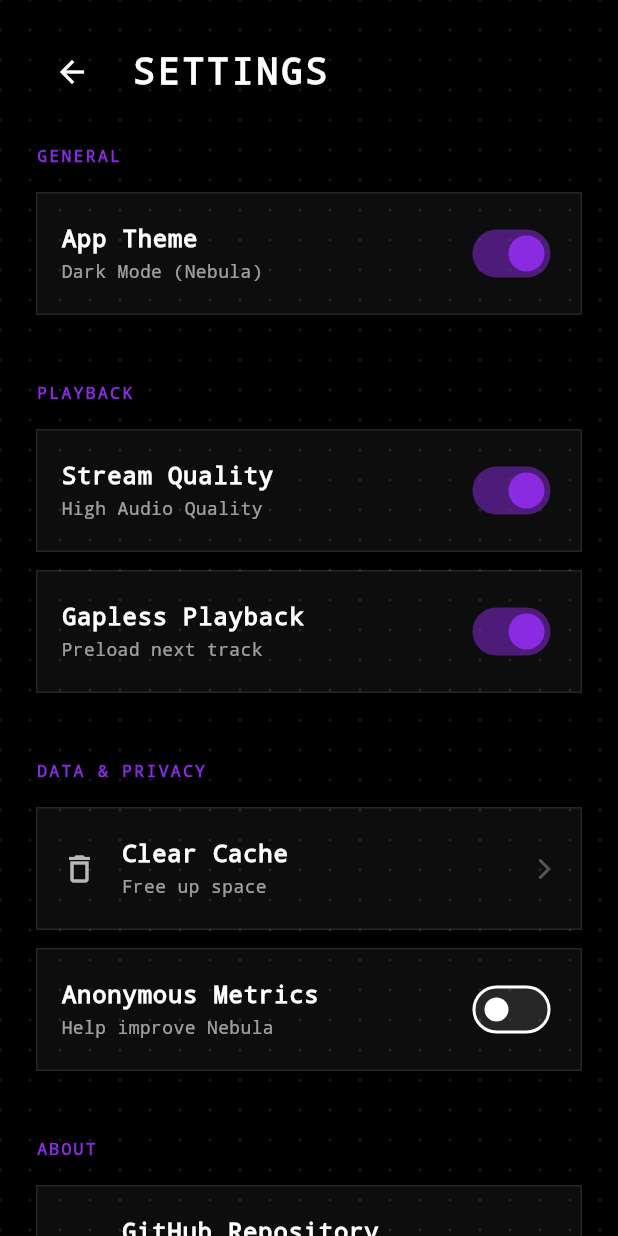
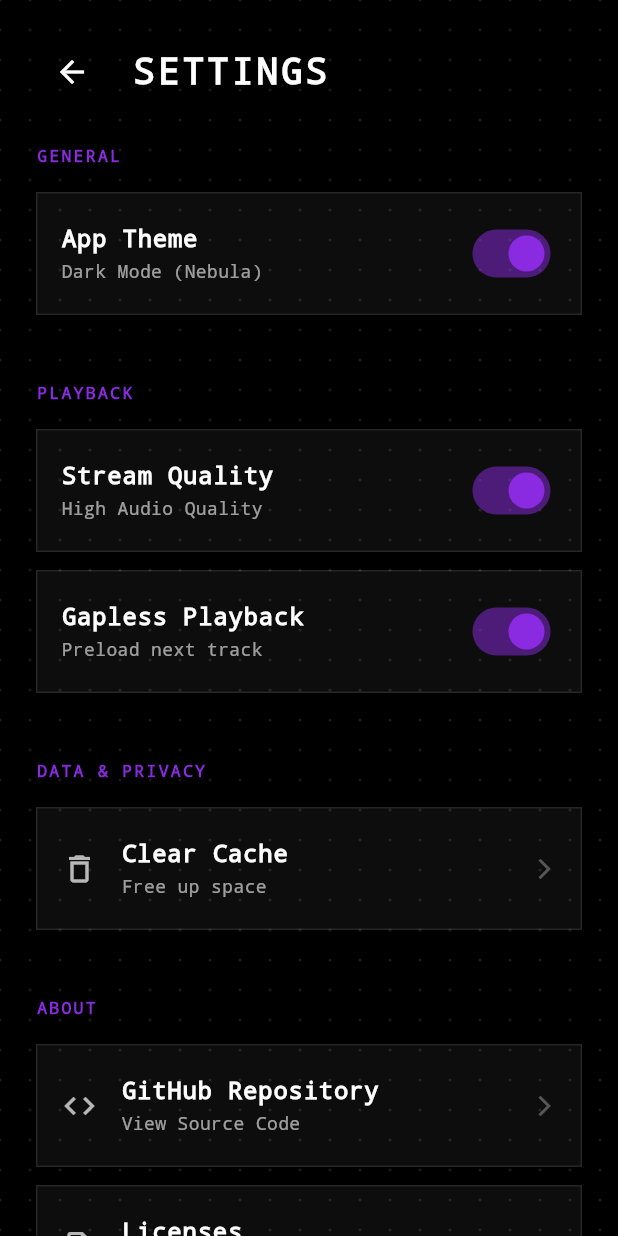
Before and after one commit to TG12r/nebula, a Flutter app: the SettingsScreen screen opened directly, on a phone screen of 412 x 824 dp. Run offline on Flutter 3.47's test engine with Material 3 defaults, Android fonts, the phone set to English and light mode, and no system bars; our stand-ins replace audio_service, dio, envied, flutter_local_notifications, font_awesome_flutter, hive_flutter and 5 more; missing offline and left inert: audio_session, just_audio_media_kit, version, youtube_explode_dart; accounts and stored records are empty; generated files the repository leaves out were written again; network calls fail.

Commit message:
Update settings_screen.dart

```diff
--- a/lib/features/settings/presentation/screens/settings_screen.dart
+++ b/lib/features/settings/presentation/screens/settings_screen.dart
@@ -3,22 +3,24 @@ import 'package:nebula/core/theme/app_theme.dart';
 import 'package:nebula/shared/widgets/widgets.dart';
 import 'package:provider/provider.dart';
 import 'package:nebula/features/settings/presentation/logic/settings_controller.dart';
+import 'package:package_info_plus/package_info_plus.dart';
+import 'package:url_launcher/url_launcher.dart';
 
 class SettingsScreen extends StatelessWidget {
   const SettingsScreen({super.key});
 
   @override
-  @override
   Widget build(BuildContext context) {
     return Scaffold(
-      // backgroundColor: AppTheme.cmfBlack, // Removed to use Theme
       body: Stack(
         children: [
           // Background Grid
           Positioned.fill(
             child: CustomPaint(
               painter: GridPainter(
-                color: Theme.of(context).colorScheme.onSurface.withOpacity(0.1),
+                color: Theme.of(
+                  context,
+                ).colorScheme.onSurface.withValues(alpha: 0.1),
               ),
             ),
           ),
@@ -112,7 +114,7 @@ class SettingsScreen extends StatelessWidget {
                               Icons.delete_outline,
                               color: Theme.of(
                                 context,
-                              ).colorScheme.onSurface.withOpacity(0.7),
+                              ).colorScheme.onSurface.withValues(alpha: 0.7),
                             ),
                             onTap: () {
                               // Implement cache clearing logic here later
@@ -123,19 +125,8 @@ class SettingsScreen extends StatelessWidget {
                               );
                             },
                           ),
-                          NebulaListTile(
-                            title: 'Anonymous Metrics',
-                            subtitle: 'Help improve Nebula',
-                            trailing: Switch(
-                              value: settings.metrics,
-                              onChanged: (val) => settings.toggleMetrics(val),
-                              activeColor: AppTheme.nebulaPurple,
-                              inactiveTrackColor: Colors.white10,
-                            ),
-                          ),
-
                           const SizedBox(height: 32),
-                          // ... About section remains the same (static)
+                          // --- ABOUT ---
                           _buildSectionHeader(context, 'ABOUT'),
                           NebulaListTile(
                             title: 'GitHub Repository',
@@ -144,9 +135,24 @@ class SettingsScreen extends StatelessWidget {
                               Icons.code,
                               color: Theme.of(
                                 context,
-                              ).colorScheme.onSurface.withOpacity(0.7),
+                              ).colorScheme.onSurface.withValues(alpha: 0.7),
                             ),
-                            onTap: () {},
+                            onTap: () async {
+                              final Uri url = Uri.parse(
+                                'https://github.com/TG12r/nebula',
+                              );
+                              if (!await launchUrl(url)) {
+                                if (context.mounted) {
+                                  ScaffoldMessenger.of(context).showSnackBar(
+                                    const SnackBar(
+                                      content: Text(
+                                        'Could not launch GitHub URL',
+                                      ),
+                                    ),
+                                  );
+                                }
+                              }
+                            },
                           ),
                           NebulaListTile(
                             title: 'Licenses',
@@ -155,21 +161,43 @@ class SettingsScreen extends StatelessWidget {
                               Icons.description_outlined,
                               color: Theme.of(
                                 context,
-                              ).colorScheme.onSurface.withOpacity(0.7),
+                              ).colorScheme.onSurface.withValues(alpha: 0.7),
                             ),
-                            onTap: () {},
+                            onTap: () async {
+                              final Uri url = Uri.parse(
+                                'https://github.com/TG12r/nebula/blob/master/LICENSE',
+                              );
+                              if (!await launchUrl(url)) {
+                                if (context.mounted) {
+                                  ScaffoldMessenger.of(context).showSnackBar(
+                                    const SnackBar(
+                                      content: Text(
+                                        'Could not launch GitHub URL',
+                                      ),
+                                    ),
+                                  );
+                                }
+                              }
+                            },
                           ),
                           const SizedBox(height: 16),
                           Center(
-                            child: Text(
-                              'v0.1.0 (Alpha) • GPLv3 Licensed',
-                              style: TextStyle(
-                                color: Theme.of(
-                                  context,
-                                ).colorScheme.onSurface.withOpacity(0.3),
-                                fontFamily: 'Courier New',
-                                fontSize: 12,
-                              ),
+                            child: FutureBuilder<PackageInfo>(
+                              future: PackageInfo.fromPlatform(),
+                              builder: (context, snapshot) {
+                                final version = snapshot.data?.version ?? '...';
+                                return Text(
+                                  'v$version • GPLv3 Licensed',
+                                  style: TextStyle(
+                                    color: Theme.of(context)
+                                        .colorScheme
+                                        .onSurface
+                                        .withValues(alpha: 0.3),
+                                    fontFamily: 'Courier New',
+                                    fontSize: 12,
+                                  ),
+                                );
+                              },
                             ),
                           ),
                           const SizedBox(height: 48),
```
